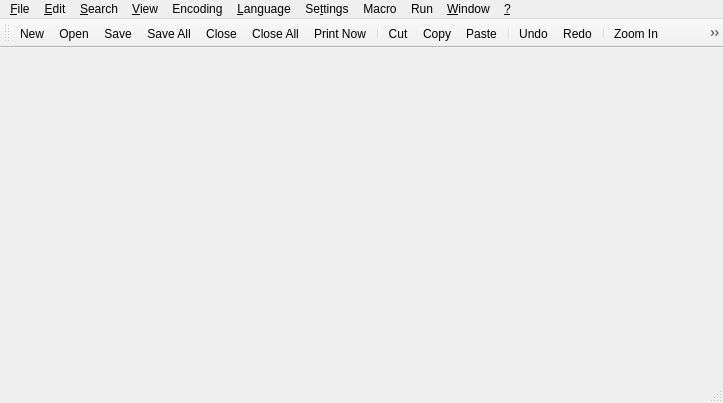
Qt form src/ui/mainwindow.ui (notepadqq/notepadqq) before a commit.
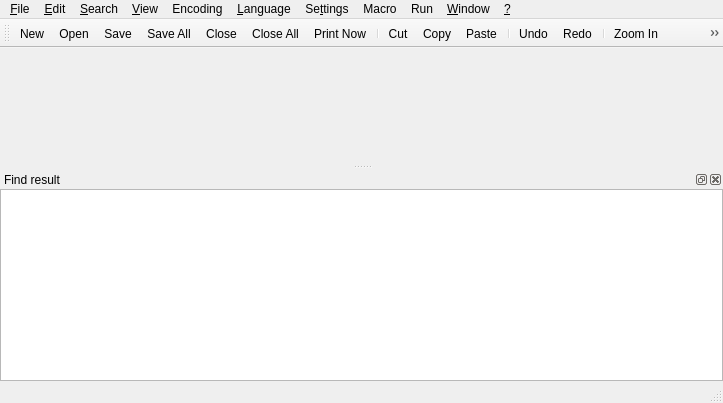
The same form after that commit. Icons and pictures are not drawn.

Commit message: Search in files - dock window

What changed in the file:
```diff
--- a/src/ui/mainwindow.ui
+++ b/src/ui/mainwindow.ui
@@ -302,6 +302,40 @@
    <addaction name="actionSave_Currently_Recorded_Macro"/>
   </widget>
   <widget class="QStatusBar" name="statusBar"/>
+  <widget class="QDockWidget" name="dockFileSearchResults">
+   <property name="windowTitle">
+    <string>Find result</string>
+   </property>
+   <attribute name="dockWidgetArea">
+    <number>8</number>
+   </attribute>
+   <widget class="QWidget" name="dockWidgetContents_3">
+    <layout class="QVBoxLayout" name="verticalLayout_3">
+     <property name="leftMargin">
+      <number>0</number>
+     </property>
+     <property name="topMargin">
+      <number>0</number>
+     </property>
+     <property name="rightMargin">
+      <number>0</number>
+     </property>
+     <property name="bottomMargin">
+      <number>0</number>
+     </property>
+     <item>
+      <widget class="QTreeView" name="treeFileSearchResults">
+       <property name="editTriggers">
+        <set>QAbstractItemView::NoEditTriggers</set>
+       </property>
+       <attribute name="headerVisible">
+        <bool>false</bool>
+       </attribute>
+      </widget>
+     </item>
+    </layout>
+   </widget>
+  </widget>
   <action name="action_Open">
    <property name="text">
     <string>&amp;Open...</string>
```
The commit also changes 4 other files.
